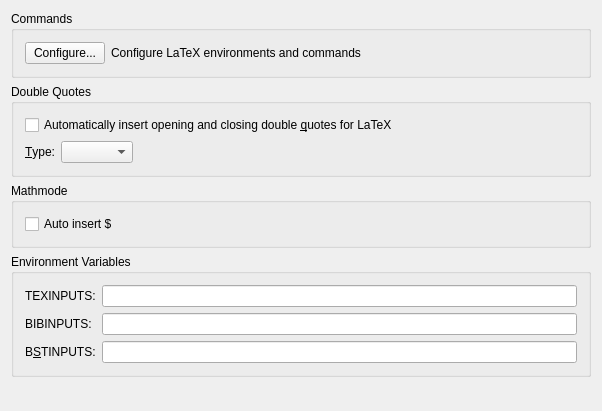
KDE/kile, file src/widgets/latexconfigwidget.ui: the form before one commit.
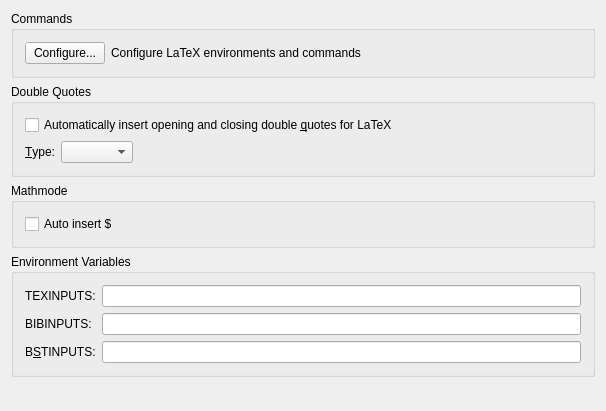
The form after the commit. Custom widgets are drawn as their Qt base class.

Commit message: - Remove Qt3 support classes. - Use flat style for QGroupBoxes.

```diff
--- a/src/widgets/latexconfigwidget.ui
+++ b/src/widgets/latexconfigwidget.ui
@@ -14,7 +14,7 @@
   </property>
   <layout class="QVBoxLayout" >
    <item>
-    <widget class="Q3ButtonGroup" name="m_bgCommands" >
+    <widget class="QGroupBox" name="m_bgCommands" >
      <property name="sizePolicy" >
       <sizepolicy vsizetype="Minimum" hsizetype="MinimumExpanding" >
        <horstretch>0</horstretch>
@@ -24,15 +24,20 @@
      <property name="title" >
       <string>Commands</string>
      </property>
-     <layout class="QGridLayout" >
-      <item row="0" column="0" >
+     <property name="flat" >
+      <bool>true</bool>
+     </property>
+     <layout class="QVBoxLayout" >
+      <item>
+       <layout class="QHBoxLayout" >
+        <item>
        <widget class="QPushButton" name="m_pbCommands" >
         <property name="text" >
          <string>Configure...</string>
         </property>
        </widget>
       </item>
-      <item row="0" column="1" >
+        <item>
        <widget class="QLabel" name="m_tlCommands" >
         <property name="sizePolicy" >
          <sizepolicy vsizetype="Preferred" hsizetype="Preferred" >
@@ -49,10 +54,12 @@
        </widget>
       </item>
      </layout>
+      </item>
+     </layout>
     </widget>
    </item>
    <item>
-    <widget class="Q3ButtonGroup" name="m_bgQuotes" >
+    <widget class="QGroupBox" name="m_bgQuotes" >
      <property name="sizePolicy" >
       <sizepolicy vsizetype="Minimum" hsizetype="MinimumExpanding" >
        <horstretch>0</horstretch>
@@ -62,8 +69,20 @@
      <property name="title" >
       <string>Double Quotes</string>
      </property>
-     <layout class="QGridLayout" >
-      <item row="1" column="0" >
+     <property name="flat" >
+      <bool>true</bool>
+     </property>
+     <layout class="QVBoxLayout" >
+      <item>
+       <widget class="QCheckBox" name="kcfg_InsertDoubleQuotes" >
+        <property name="text" >
+         <string>Automatically insert opening and closing double &amp;quotes for LaTeX</string>
+        </property>
+       </widget>
+      </item>
+      <item>
+       <layout class="QHBoxLayout" >
+        <item>
        <widget class="QLabel" name="m_tlType" >
         <property name="text" >
          <string>&amp;Type:</string>
@@ -76,14 +95,7 @@
         </property>
        </widget>
       </item>
-      <item row="0" column="0" colspan="3" >
-       <widget class="QCheckBox" name="kcfg_InsertDoubleQuotes" >
-        <property name="text" >
-         <string>Automatically insert opening and closing double &amp;quotes for LaTeX</string>
-        </property>
-       </widget>
-      </item>
-      <item row="1" column="1" >
+        <item>
        <widget class="QComboBox" name="kcfg_DoubleQuotes" >
         <property name="sizePolicy" >
          <sizepolicy vsizetype="Fixed" hsizetype="Minimum" >
@@ -93,7 +105,7 @@
         </property>
        </widget>
       </item>
-      <item row="1" column="2" >
+        <item>
        <spacer>
         <property name="orientation" >
          <enum>Qt::Horizontal</enum>
@@ -110,10 +122,12 @@
        </spacer>
       </item>
      </layout>
+      </item>
+     </layout>
     </widget>
    </item>
    <item>
-    <widget class="Q3ButtonGroup" name="m_bgMathmode" >
+    <widget class="QGroupBox" name="m_bgMathmode" >
      <property name="sizePolicy" >
       <sizepolicy vsizetype="Minimum" hsizetype="MinimumExpanding" >
        <horstretch>0</horstretch>
@@ -123,6 +137,9 @@
      <property name="title" >
       <string>Mathmode</string>
      </property>
+     <property name="flat" >
+      <bool>true</bool>
+     </property>
      <layout class="QVBoxLayout" >
       <item>
        <widget class="QCheckBox" name="kcfg_autoInsertDollar" >
@@ -138,7 +155,7 @@
     </widget>
    </item>
    <item>
-    <widget class="Q3GroupBox" name="groupBox5" >
+    <widget class="QGroupBox" name="groupBox5" >
      <property name="sizePolicy" >
       <sizepolicy vsizetype="Minimum" hsizetype="MinimumExpanding" >
        <horstretch>0</horstretch>
@@ -148,6 +165,9 @@
      <property name="title" >
       <string>Environment Variables</string>
      </property>
+     <property name="flat" >
+      <bool>true</bool>
+     </property>
      <layout class="QGridLayout" >
       <item row="0" column="0" >
        <widget class="QLabel" name="m_tlPath" >
@@ -168,12 +188,6 @@
       <item row="0" column="1" >
        <widget class="KLineEdit" name="kcfg_TeXPaths" />
       </item>
-      <item row="1" column="1" >
-       <widget class="KLineEdit" name="kcfg_BibInputPaths" />
-      </item>
-      <item row="2" column="1" >
-       <widget class="KLineEdit" name="kcfg_BstInputPaths" />
-      </item>
       <item row="1" column="0" >
        <widget class="QLabel" name="m_bibinputpath" >
         <property name="toolTip" >
@@ -190,6 +204,9 @@
         </property>
        </widget>
       </item>
+      <item row="1" column="1" >
+       <widget class="KLineEdit" name="kcfg_BibInputPaths" />
+      </item>
       <item row="2" column="0" >
        <widget class="QLabel" name="m_bstinputpath" >
         <property name="toolTip" >
@@ -206,6 +223,9 @@
         </property>
        </widget>
       </item>
+      <item row="2" column="1" >
+       <widget class="KLineEdit" name="kcfg_BstInputPaths" />
+      </item>
      </layout>
     </widget>
    </item>
@@ -216,8 +236,8 @@
      </property>
      <property name="sizeHint" >
       <size>
-       <width>20</width>
-       <height>40</height>
+       <width>584</width>
+       <height>31</height>
       </size>
      </property>
     </spacer>
@@ -227,18 +247,6 @@
  <layoutdefault spacing="6" margin="11" />
  <pixmapfunction>qPixmapFromMimeSource</pixmapfunction>
  <customwidgets>
-  <customwidget>
-   <class>Q3GroupBox</class>
-   <extends>QGroupBox</extends>
-   <header>Qt3Support/Q3GroupBox</header>
-   <container>1</container>
-  </customwidget>
-  <customwidget>
-   <class>Q3ButtonGroup</class>
-   <extends>Q3GroupBox</extends>
-   <header>Qt3Support/Q3ButtonGroup</header>
-   <container>1</container>
-  </customwidget>
   <customwidget>
    <class>KLineEdit</class>
    <extends>QLineEdit</extends>
```
Left out of the diff: 2 changed lines with no effect on the pictures. Lines whose indentation alone changed are shown as unchanged. The commit also changes 6 other files.
